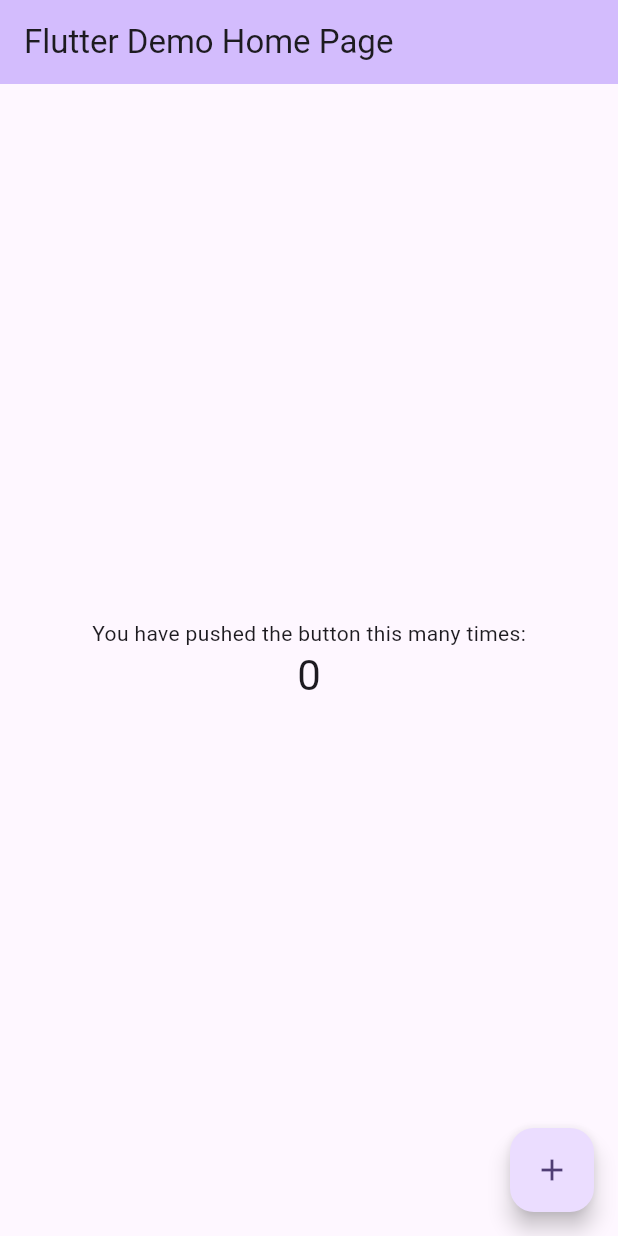
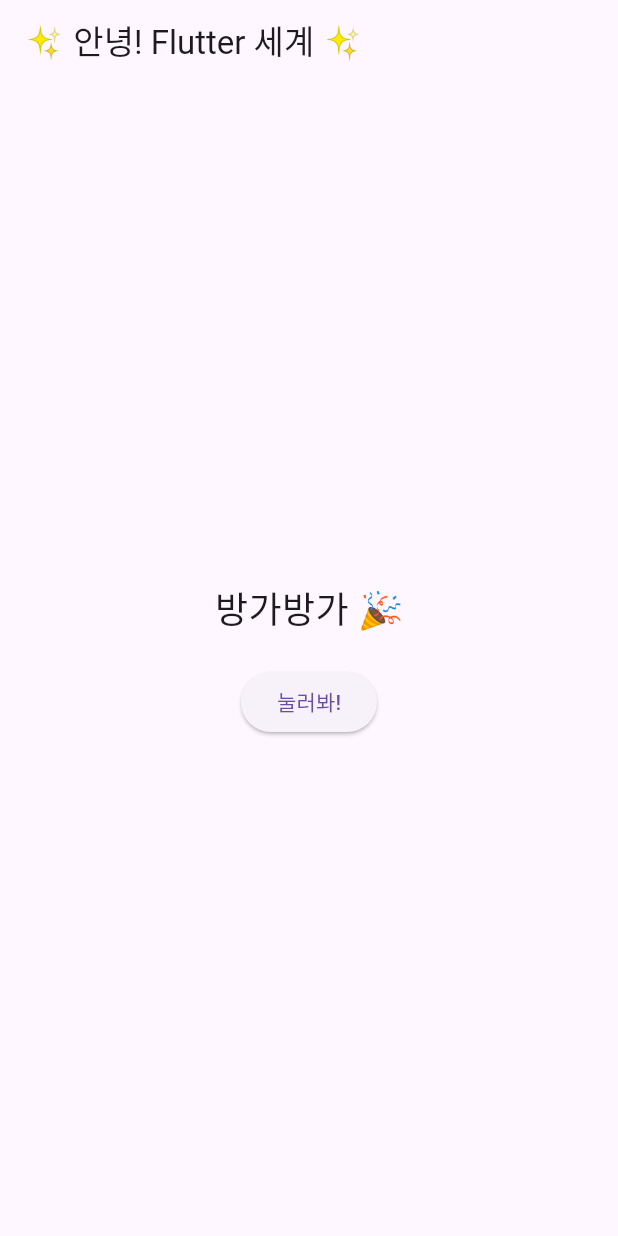
Before and after one commit to Yangyangwookun/GeminiAPI, a Flutter app: the screen it shows after launch, on a phone screen of 412 x 824 dp. Run offline on Flutter 3.47's test engine with Material 3 defaults, Android fonts, the phone set to English and light mode, and no system bars.

Commit message:
완전기초

```diff
--- a/lib/main.dart
+++ b/lib/main.dart
@@ -7,116 +7,49 @@ void main() {
 class MyApp extends StatelessWidget {
   const MyApp({super.key});
 
-  // This widget is the root of your application.
   @override
   Widget build(BuildContext context) {
     return MaterialApp(
-      title: 'Flutter Demo',
+      title: '나의 첫 Flutter 앱',
       theme: ThemeData(
-        // This is the theme of your application.
-        //
-        // TRY THIS: Try running your application with "flutter run". You'll see
-        // the application has a purple toolbar. Then, without quitting the app,
-        // try changing the seedColor in the colorScheme below to Colors.green
-        // and then invoke "hot reload" (save your changes or press the "hot
-        // reload" button in a Flutter-supported IDE, or press "r" if you used
-        // the command line to start the app).
-        //
-        // Notice that the counter didn't reset back to zero; the application
-        // state is not lost during the reload. To reset the state, use hot
-        // restart instead.
-        //
-        // This works for code too, not just values: Most code changes can be
-        // tested with just a hot reload.
-        colorScheme: ColorScheme.fromSeed(seedColor: Colors.deepPurple),
+        primarySwatch: Colors.deepPurple,
       ),
-      home: const MyHomePage(title: 'Flutter Demo Home Page'),
+      home: const MyHomePage(),
+      debugShowCheckedModeBanner: false,
     );
   }
 }
 
-class MyHomePage extends StatefulWidget {
-  const MyHomePage({super.key, required this.title});
-
-  // This widget is the home page of your application. It is stateful, meaning
-  // that it has a State object (defined below) that contains fields that affect
-  // how it looks.
-
-  // This class is the configuration for the state. It holds the values (in this
-  // case the title) provided by the parent (in this case the App widget) and
-  // used by the build method of the State. Fields in a Widget subclass are
-  // always marked "final".
-
-  final String title;
-
-  @override
-  State<MyHomePage> createState() => _MyHomePageState();
-}
-
-class _MyHomePageState extends State<MyHomePage> {
-  int _counter = 0;
-
-  void _incrementCounter() {
-    setState(() {
-      // This call to setState tells the Flutter framework that something has
-      // changed in this State, which causes it to rerun the build method below
-      // so that the display can reflect the updated values. If we changed
-      // _counter without calling setState(), then the build method would not be
-      // called again, and so nothing would appear to happen.
-      _counter++;
-    });
-  }
+class MyHomePage extends StatelessWidget {
+  const MyHomePage({super.key});
 
   @override
   Widget build(BuildContext context) {
-    // This method is rerun every time setState is called, for instance as done
-    // by the _incrementCounter method above.
-    //
-    // The Flutter framework has been optimized to make rerunning build methods
-    // fast, so that you can just rebuild anything that needs updating rather
-    // than having to individually change instances of widgets.
     return Scaffold(
       appBar: AppBar(
-        // TRY THIS: Try changing the color here to a specific color (to
-        // Colors.amber, perhaps?) and trigger a hot reload to see the AppBar
-        // change color while the other colors stay the same.
-        backgroundColor: Theme.of(context).colorScheme.inversePrimary,
-        // Here we take the value from the MyHomePage object that was created by
-        // the App.build method, and use it to set our appbar title.
-        title: Text(widget.title),
+        title: const Text('✨ 안녕! Flutter 세계 ✨'),
       ),
       body: Center(
-        // Center is a layout widget. It takes a single child and positions it
-        // in the middle of the parent.
         child: Column(
-          // Column is also a layout widget. It takes a list of children and
-          // arranges them vertically. By default, it sizes itself to fit its
-          // children horizontally, and tries to be as tall as its parent.
-          //
-          // Column has various properties to control how it sizes itself and
-          // how it positions its children. Here we use mainAxisAlignment to
-          // center the children vertically; the main axis here is the vertical
-          // axis because Columns are vertical (the cross axis would be
-          // horizontal).
-          //
-          // TRY THIS: Invoke "debug painting" (choose the "Toggle Debug Paint"
-          // action in the IDE, or press "p" in the console), to see the
-          // wireframe for each widget.
           mainAxisAlignment: MainAxisAlignment.center,
           children: <Widget>[
-            const Text('You have pushed the button this many times:'),
-            Text(
-              '$_counter',
-              style: Theme.of(context).textTheme.headlineMedium,
+            const Text(
+              '방가방가 🎉',
+              style: TextStyle(fontSize: 24),
+            ),
+            const SizedBox(height: 20),
+            ElevatedButton(
+              onPressed: () {
+                final snackBar = SnackBar(
+                  content: Text('버튼 눌렀다! 🚀'),
+                );
+                ScaffoldMessenger.of(context).showSnackBar(snackBar);
+              },
+              child: const Text('눌러봐!'),
             ),
           ],
         ),
       ),
-      floatingActionButton: FloatingActionButton(
-        onPressed: _incrementCounter,
-        tooltip: 'Increment',
-        child: const Icon(Icons.add),
-      ), // This trailing comma makes auto-formatting nicer for build methods.
     );
   }
 }
```
